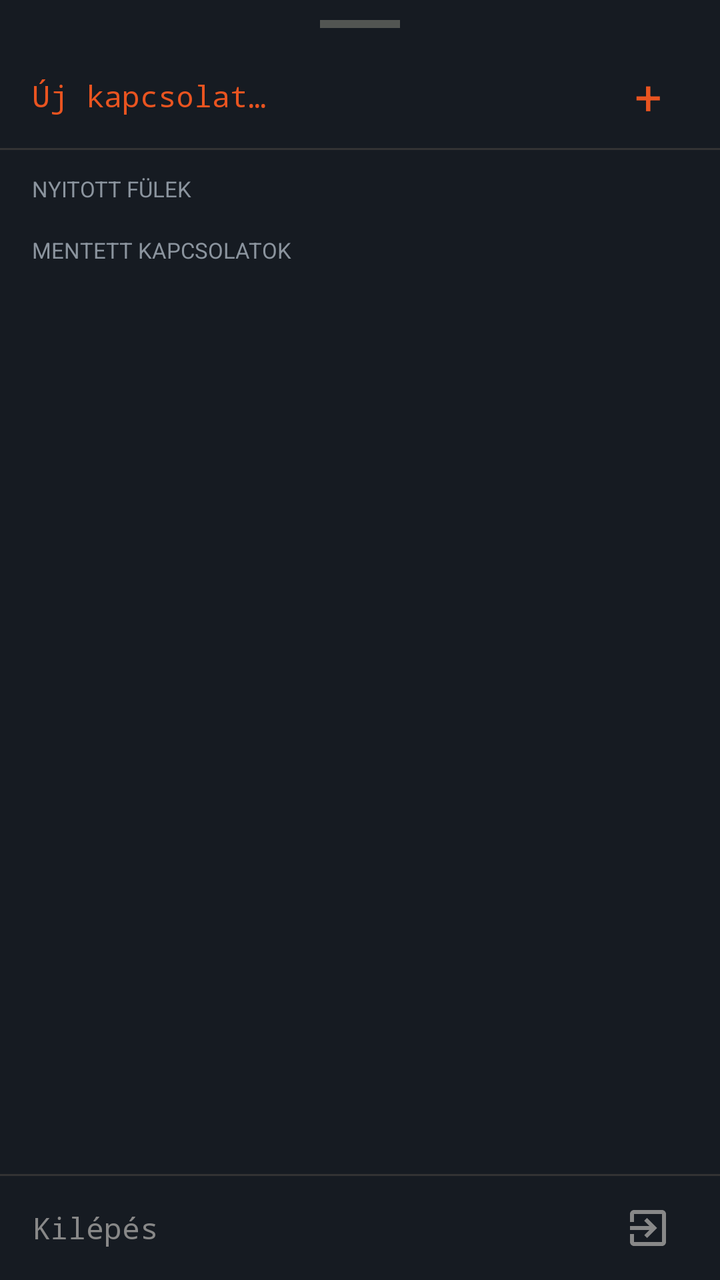
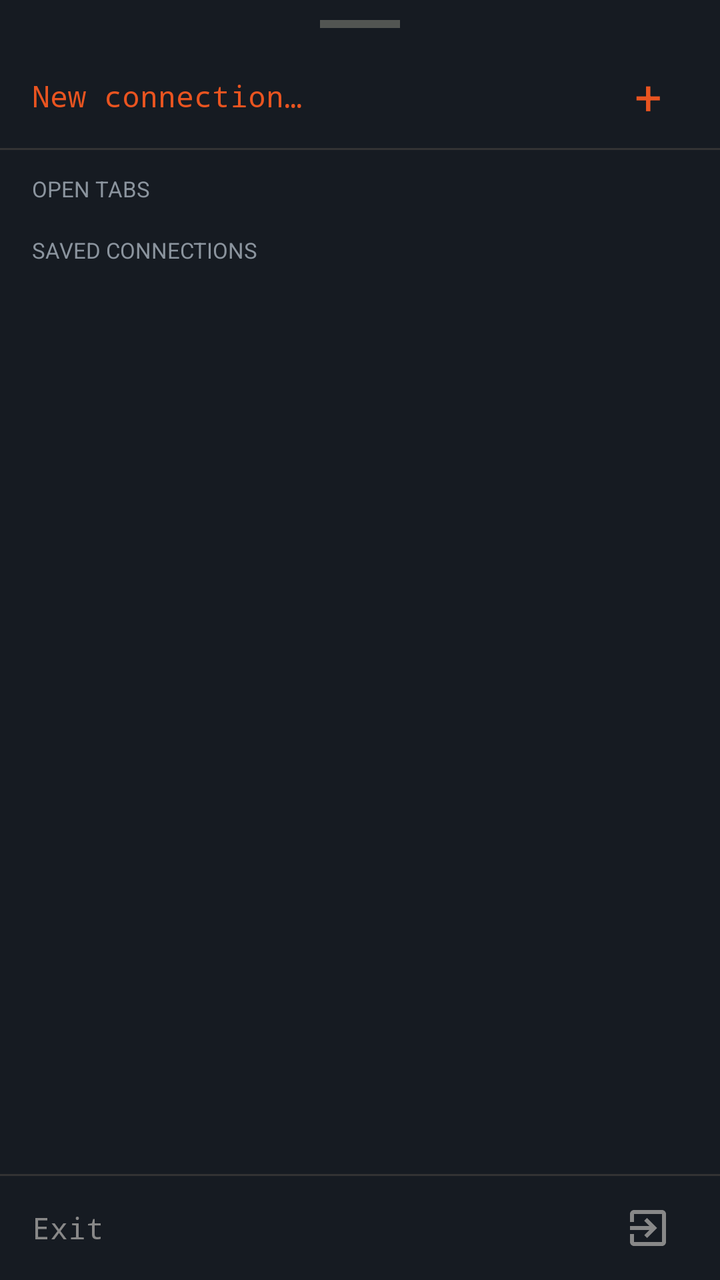

The first picture is an Android layout as it rendered before a commit; the second is the same layout after the commit. The layout source and the unified diff follow.
<!-- AndroidManifest.xml: application theme Theme.KonsoleSSH -->
<!-- res/layout/dialog_tab_picker.xml -->
<?xml version="1.0" encoding="utf-8"?>
<LinearLayout
    xmlns:android="http://schemas.android.com/apk/res/android"
    android:layout_width="match_parent"
    android:layout_height="match_parent"
    android:orientation="vertical"
    android:background="@color/card_bg">

    
    <View
        android:layout_width="40dp"
        android:layout_height="4dp"
        android:layout_gravity="center_horizontal"
        android:layout_marginTop="10dp"
        android:layout_marginBottom="8dp"
        android:background="#555555"
        android:layerType="software" />

    
    <LinearLayout
        android:id="@+id/btnNewConnection"
        android:layout_width="match_parent"
        android:layout_height="52dp"
        android:orientation="horizontal"
        android:gravity="center_vertical"
        android:paddingStart="16dp"
        android:paddingEnd="16dp"
        android:background="?attr/selectableItemBackground">

        <TextView
            android:layout_width="0dp"
            android:layout_height="wrap_content"
            android:layout_weight="1"
            android:text="Új kapcsolat…"
            android:textColor="@color/accent"
            android:textSize="15sp"
            android:fontFamily="monospace" />

        <TextView
            android:layout_width="40dp"
            android:layout_height="40dp"
            android:gravity="center"
            android:text="+"
            android:textColor="@color/accent"
            android:textSize="24sp" />

    </LinearLayout>

    
    <View
        android:layout_width="match_parent"
        android:layout_height="1dp"
        android:background="#333333" />

    <ScrollView
        android:layout_width="match_parent"
        android:layout_height="0dp"
        android:layout_weight="1">

        <LinearLayout
            android:layout_width="match_parent"
            android:layout_height="wrap_content"
            android:orientation="vertical">

            
            <TextView
                android:id="@+id/labelOpenTabs"
                android:layout_width="match_parent"
                android:layout_height="wrap_content"
                android:text="Nyitott fülek"
                android:textColor="@color/text_secondary"
                android:textSize="11sp"
                android:textAllCaps="true"
                android:paddingStart="16dp"
                android:paddingEnd="16dp"
                android:paddingTop="12dp"
                android:paddingBottom="4dp" />

            <LinearLayout
                android:id="@+id/containerTabs"
                android:layout_width="match_parent"
                android:layout_height="wrap_content"
                android:orientation="vertical" />

            
            <TextView
                android:id="@+id/labelSaved"
                android:layout_width="match_parent"
                android:layout_height="wrap_content"
                android:text="Mentett kapcsolatok"
                android:textColor="@color/text_secondary"
                android:textSize="11sp"
                android:textAllCaps="true"
                android:paddingStart="16dp"
                android:paddingEnd="16dp"
                android:paddingTop="12dp"
                android:paddingBottom="4dp" />

            <LinearLayout
                android:id="@+id/containerSaved"
                android:layout_width="match_parent"
                android:layout_height="wrap_content"
                android:orientation="vertical" />

            <View android:layout_width="match_parent" android:layout_height="8dp" />

        </LinearLayout>
    </ScrollView>

    
    <View
        android:layout_width="match_parent"
        android:layout_height="1dp"
        android:background="#333333" />

    
    <LinearLayout
        android:id="@+id/btnCloseApp"
        android:layout_width="match_parent"
        android:layout_height="52dp"
        android:orientation="horizontal"
        android:gravity="center_vertical"
        android:paddingStart="16dp"
        android:paddingEnd="16dp"
        android:background="?attr/selectableItemBackground">

        <TextView
            android:layout_width="0dp"
            android:layout_height="wrap_content"
            android:layout_weight="1"
            android:text="Kilépés"
            android:textColor="#888888"
            android:textSize="15sp"
            android:fontFamily="monospace" />

        <ImageView
            android:layout_width="40dp"
            android:layout_height="40dp"
            android:padding="8dp"
            android:src="@drawable/ic_exit"
            android:contentDescription="Kilépés" />

    </LinearLayout>

</LinearLayout>
<!-- resources referenced by this layout -->
<resources>
  <color name="accent">#E95420</color>
  <color name="card_bg">#161B22</color>
  <color name="text_secondary">#8B949E</color>
  <!-- drawable ic_exit (drawable) -->
  <vector xmlns:android="http://schemas.android.com/apk/res/android"
      android:width="24dp"
      android:height="24dp"
      android:viewportWidth="24"
      android:viewportHeight="24">
      <path
          android:fillColor="#888888"
          android:pathData="M10.09,15.59L11.5,17l5,-5 -5,-5 -1.41,1.41L12.67,11H3v2h9.67l-2.58,2.59zM19,3H5c-1.11,0 -2,0.9 -2,2v4h2V5h14v14H5v-4H3v4c0,1.1 0.89,2 2,2h14c1.1,0 2,-0.9 2,-2V5c0,-1.1 -0.9,-2 -2,-2z"/>
  </vector>
  <style name="Theme.KonsoleSSH" parent="Theme.MaterialComponents.DayNight.NoActionBar">
          <item name="colorPrimary">@color/accent</item>
          <item name="colorPrimaryVariant">@color/toolbar_bg</item>
          <item name="colorOnPrimary">@color/white</item>
          <item name="colorSecondary">@color/accent</item>
          <item name="colorOnSecondary">@color/white</item>
          <item name="colorSurface">@color/card_bg</item>
          <item name="colorOnSurface">@color/text_primary</item>
          <item name="android:colorBackground">@color/terminal_bg</item>
          <item name="android:windowBackground">@color/terminal_bg</item>
          <item name="colorOnBackground">@color/text_primary</item>
          <item name="android:statusBarColor">@color/toolbar_bg</item>
          <item name="android:navigationBarColor">@color/terminal_bg</item>
          <item name="android:textColor">@color/text_primary</item>
      </style>
  <color name="toolbar_bg">#161B22</color>
  <color name="white">#FFFFFF</color>
  <color name="text_primary">#E6EDF3</color>
  <color name="terminal_bg">#0D1117</color>
</resources>

<!-- the commit's change to res/layout/dialog_tab_picker.xml (unified diff, before → after) -->
@@ -31,7 +31,7 @@
             android:layout_width="0dp"
             android:layout_height="wrap_content"
             android:layout_weight="1"
-            android:text="Új kapcsolat…"
+            android:text="@string/new_connection_dots"
             android:textColor="@color/accent"
             android:textSize="15sp"
             android:fontFamily="monospace" />
@@ -67,7 +67,7 @@
                 android:id="@+id/labelOpenTabs"
                 android:layout_width="match_parent"
                 android:layout_height="wrap_content"
-                android:text="Nyitott fülek"
+                android:text="@string/open_tabs"
                 android:textColor="@color/text_secondary"
                 android:textSize="11sp"
                 android:textAllCaps="true"
@@ -87,7 +87,7 @@
                 android:id="@+id/labelSaved"
                 android:layout_width="match_parent"
                 android:layout_height="wrap_content"
-                android:text="Mentett kapcsolatok"
+                android:text="@string/manage_connections"
                 android:textColor="@color/text_secondary"
                 android:textSize="11sp"
                 android:textAllCaps="true"
@@ -128,7 +128,7 @@
             android:layout_width="0dp"
             android:layout_height="wrap_content"
             android:layout_weight="1"
-            android:text="Kilépés"
+            android:text="@string/exit"
             android:textColor="#888888"
             android:textSize="15sp"
             android:fontFamily="monospace" />
@@ -138,7 +138,7 @@
             android:layout_height="40dp"
             android:padding="8dp"
             android:src="@drawable/ic_exit"
-            android:contentDescription="Kilépés" />
+            android:contentDescription="@string/content_desc_exit" />
 
     </LinearLayout>
 
<!-- resource entries referenced after the edit -->
@@ -13,6 +13,11 @@
           android:fillColor="#888888"
           android:pathData="M10.09,15.59L11.5,17l5,-5 -5,-5 -1.41,1.41L12.67,11H3v2h9.67l-2.58,2.59zM19,3H5c-1.11,0 -2,0.9 -2,2v4h2V5h14v14H5v-4H3v4c0,1.1 0.89,2 2,2h14c1.1,0 2,-0.9 2,-2V5c0,-1.1 -0.9,-2 -2,-2z"/>
   </vector>
+  <string name="content_desc_exit">Exit</string>
+  <string name="exit">Exit</string>
+  <string name="manage_connections">Saved connections</string>
+  <string name="new_connection_dots">New connection…</string>
+  <string name="open_tabs">Open tabs</string>
   <style name="Theme.KonsoleSSH" parent="Theme.MaterialComponents.DayNight.NoActionBar">
           <item name="colorPrimary">@color/accent</item>
           <item name="colorPrimaryVariant">@color/toolbar_bg</item>
